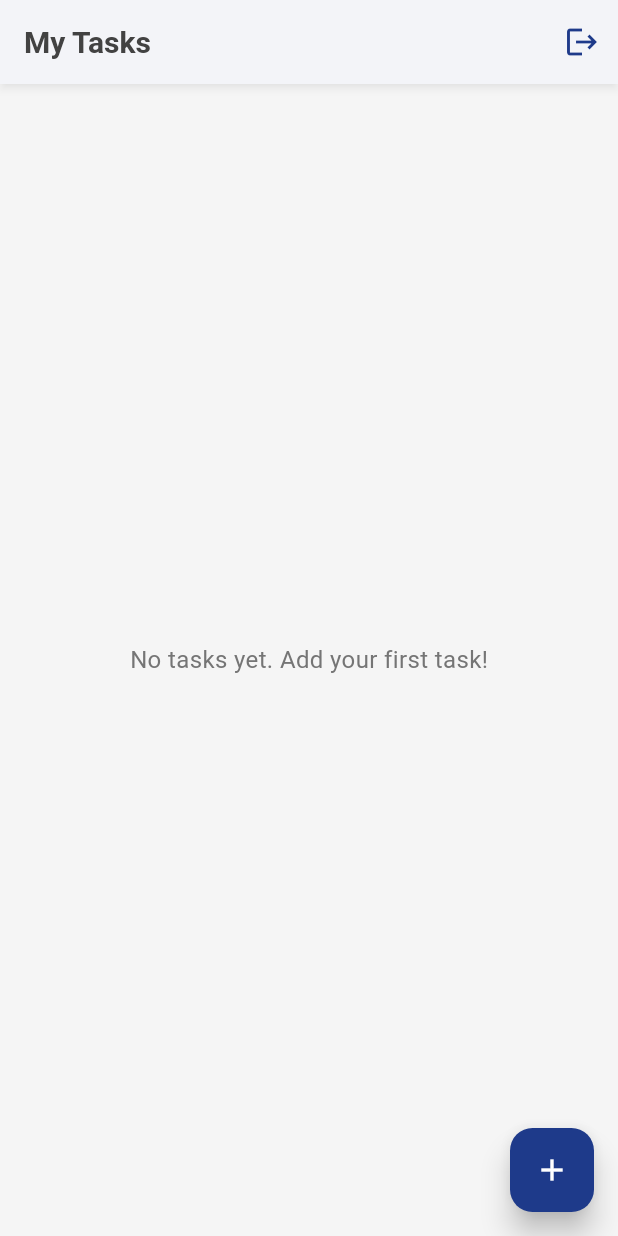
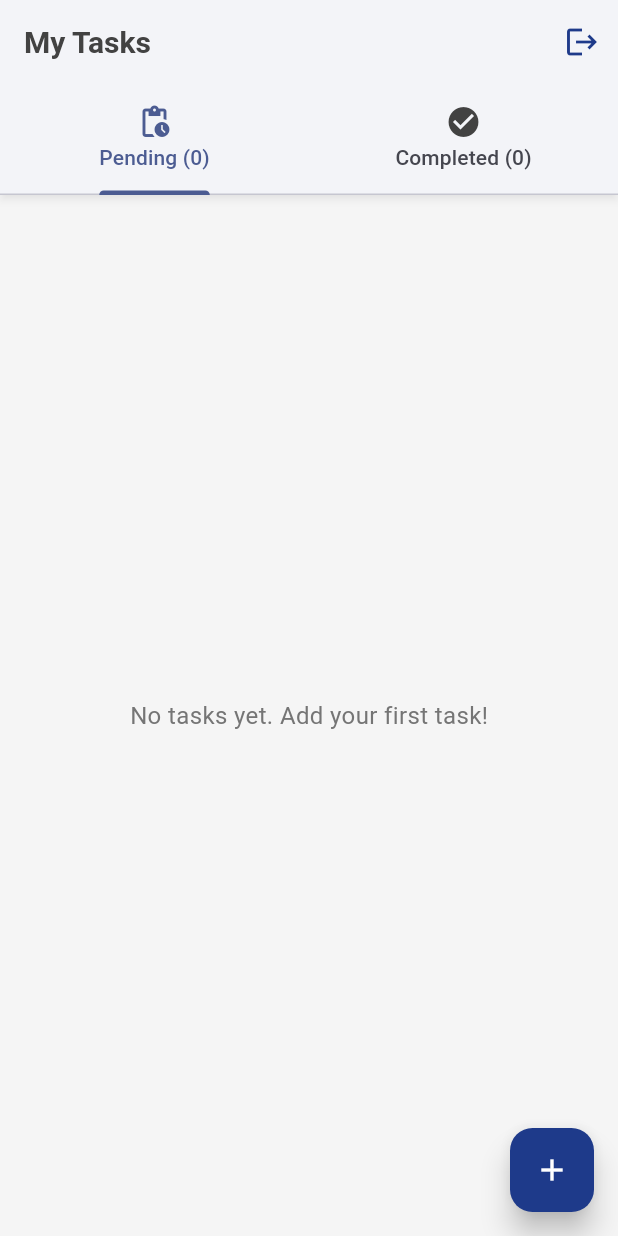
Before and after one commit to SimonDeeb1401/mobile-todo-app, a Flutter app: the TaskListScreen screen opened directly, on a phone screen of 412 x 824 dp. Run offline on Flutter 3.47's test engine with Material 3 defaults, Android fonts, the phone set to English and light mode, and no system bars; our stand-ins replace flutter_secure_storage; accounts and stored records are empty; network calls fail.

Commit message:
successfully separated completed and incomplete tasks using tabs in the tasks screen

```diff
--- a/task_mate/lib/screens/tasks_screen.dart
+++ b/task_mate/lib/screens/tasks_screen.dart
@@ -14,14 +14,22 @@ class TaskListScreen extends StatefulWidget {
   State<TaskListScreen> createState() => _TaskListScreenState();
 }
 
-class _TaskListScreenState extends State<TaskListScreen> {
+class _TaskListScreenState extends State<TaskListScreen> with SingleTickerProviderStateMixin {
+  late TabController _tabController;
   @override
   void initState() {
     super.initState();
+    _tabController = TabController(length: 2, vsync: this);
     // Fetch tasks when the screen initializes
     WidgetsBinding.instance.addPostFrameCallback((_) {
       Provider.of<TaskProvider>(context, listen: false).fetchTasks();
     });
+  }
+
+  @override
+  void dispose() {
+    _tabController.dispose();
+    super.dispose();
   }
 
   Color? _getPriorityColor(String priority) {
@@ -37,49 +45,25 @@ class _TaskListScreenState extends State<TaskListScreen> {
     }
   }
 
-  @override
-  Widget build(BuildContext context) {
-    return Consumer<TaskProvider>(
-      builder: (context, taskProvider, child) {
-        return Scaffold(
-          appBar: AppBar(
-            title: const Text('My Tasks'),
-            automaticallyImplyLeading: false,
-            actions: [
-              IconButton(
-                icon: const Icon(Icons.logout, color: AppColors.primary),
-                onPressed: () async {
-                  final success = await ApiService.logout();
-                  if (success) {
-                    if (!mounted) return;
-                    Navigator.of(context).pushReplacement(
-                      MaterialPageRoute(builder: (context) => const LoginScreen()),
-                    );
-                  } else {
-                    if (!mounted) return;
-                    ScaffoldMessenger.of(context).showSnackBar(
-                      const SnackBar(content: Text('Logout failed. Please try again.')),
+  Widget _buildTaskList(List<Map<String, dynamic>> tasks, TaskProvider taskProvider, bool isPendingTab) {
+    if (tasks.isEmpty) {
+      // Show different text depending on which tab is active
+      return Center(
+        child: Text(
+          isPendingTab
+          ? 'No pending tasks available.'
+          : 'No completed tasks available.',
+          style: AppTextStyles.bodyLarge.copyWith(color: AppColors.textSecondary),
+        ),
       );
     }
-                },
-              ),
-            ],
-          ),
-          body: taskProvider.isLoading
-              ? const Center(child: CircularProgressIndicator())
-              : taskProvider.tasks.isEmpty
-                  ?  Center(
-                      child: Text(
-                        'No tasks yet. Add your first task!',
-                        style: AppTextStyles.bodyLarge.copyWith(color: AppColors.textSecondary),
-                      ),
-                    )
-                  : RefreshIndicator(
+
+    return RefreshIndicator(
       onRefresh: taskProvider.fetchTasks,
       child: ListView.builder(
-                        itemCount: taskProvider.tasks.length,
+        itemCount: tasks.length,
         itemBuilder: (context, index) {
-                          final task = taskProvider.tasks[index];
+          final task = tasks[index];
           return Card(
             margin: const EdgeInsets.symmetric(horizontal: 12, vertical: 8),
             child: Padding(
@@ -102,7 +86,10 @@ class _TaskListScreenState extends State<TaskListScreen> {
                   ),
                   IconButton(
                     onPressed: () {
-                                      taskProvider.toggleTaskCompletion(index);
+                      final originalIndex = taskProvider.tasks.indexWhere((t) => t['_id'] == task['_id']);
+                      if (originalIndex != -1) {
+                        taskProvider.toggleTaskCompletion(originalIndex);
+                      }
                     },
                     icon: (task['completed'] ?? false)
                         ? const Icon(Icons.check_circle, color: Colors.green)
@@ -204,6 +191,69 @@ class _TaskListScreenState extends State<TaskListScreen> {
           );
         },
       ),
+    );
+  }
+
+  @override
+  Widget build(BuildContext context) {
+    return Consumer<TaskProvider>(
+      builder: (context, taskProvider, child) {
+        // Filter tasks into completed and incomplete
+        final incompleteTasks = taskProvider.tasks.where((task) => !(task['completed'] ?? false)).cast<Map<String, dynamic>>().toList();
+        final completedTasks = taskProvider.tasks.where((task) => task['completed'] ?? false).cast<Map<String, dynamic>>().toList();
+
+        return Scaffold(
+          appBar: AppBar(
+            title: const Text('My Tasks'),
+            automaticallyImplyLeading: false,
+            actions: [
+              IconButton(
+                icon: const Icon(Icons.logout, color: AppColors.primary),
+                onPressed: () async {
+                  final success = await ApiService.logout();
+                  if (success) {
+                    if (!mounted) return;
+                    Navigator.of(context).pushReplacement(
+                      MaterialPageRoute(builder: (context) => const LoginScreen()),
+                    );
+                  } else {
+                    if (!mounted) return;
+                    ScaffoldMessenger.of(context).showSnackBar(
+                      const SnackBar(content: Text('Logout failed. Please try again.')),
+                    );
+                  }
+                },
+              ),
+            ],
+            bottom: TabBar(
+              controller: _tabController,
+              tabs: [
+                Tab(
+                  text: 'Pending (${incompleteTasks.length})',
+                  icon: const Icon(Icons.pending_actions),
+                ),
+                Tab(
+                  text: 'Completed (${completedTasks.length})',
+                  icon: const Icon(Icons.check_circle),
+                ),
+              ],
+            ),
+          ),
+          body: taskProvider.isLoading
+              ? const Center(child: CircularProgressIndicator())
+              : taskProvider.tasks.isEmpty
+                  ? Center(
+                      child: Text(
+                        'No tasks yet. Add your first task!',
+                        style: AppTextStyles.bodyLarge.copyWith(color: AppColors.textSecondary),
+                      ),
+                    )
+                  : TabBarView(
+                      controller: _tabController,
+                      children: [
+                        _buildTaskList(incompleteTasks, taskProvider, true),
+                        _buildTaskList(completedTasks, taskProvider, false),
+                      ],
                     ),
           floatingActionButton: FloatingActionButton(
             onPressed: () async {
```
Lines whose indentation alone changed are shown as unchanged.
